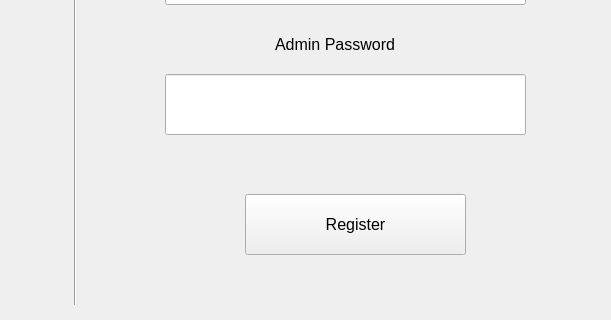
Before: the Qt Designer form myprojects-Python_3/GUI_login_Module/login.ui in arpanghosh8453/public-programs, drawn with Qt 5; both pictures show x 505 to 1116 and y 346 to 666 of the 1116 by 666 pixel window.
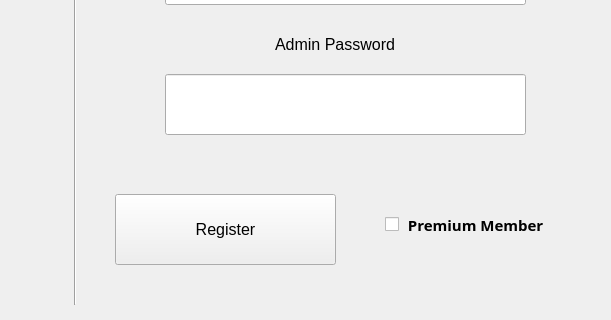
After: the same form once the commit is applied.

Commit message: Premium checkbox added

```diff
--- a/myprojects-Python_3/GUI_login_Module/login.ui
+++ b/myprojects-Python_3/GUI_login_Module/login.ui
@@ -259,10 +259,10 @@
   <widget class="QPushButton" name="pushButton_3">
    <property name="geometry">
     <rect>
-     <x>750</x>
+     <x>620</x>
      <y>540</y>
      <width>221</width>
-     <height>61</height>
+     <height>71</height>
     </rect>
    </property>
    <property name="font">
@@ -313,6 +313,27 @@
     <string>© Arpan Ghosh</string>
    </property>
   </widget>
+  <widget class="QCheckBox" name="checkBox_3">
+   <property name="geometry">
+    <rect>
+     <x>890</x>
+     <y>550</y>
+     <width>181</width>
+     <height>41</height>
+    </rect>
+   </property>
+   <property name="font">
+    <font>
+     <family>Segoe UI Semibold</family>
+     <pointsize>11</pointsize>
+     <weight>75</weight>
+     <bold>true</bold>
+    </font>
+   </property>
+   <property name="text">
+    <string> Premium Member</string>
+   </property>
+  </widget>
  </widget>
  <resources/>
  <connections/>
```
